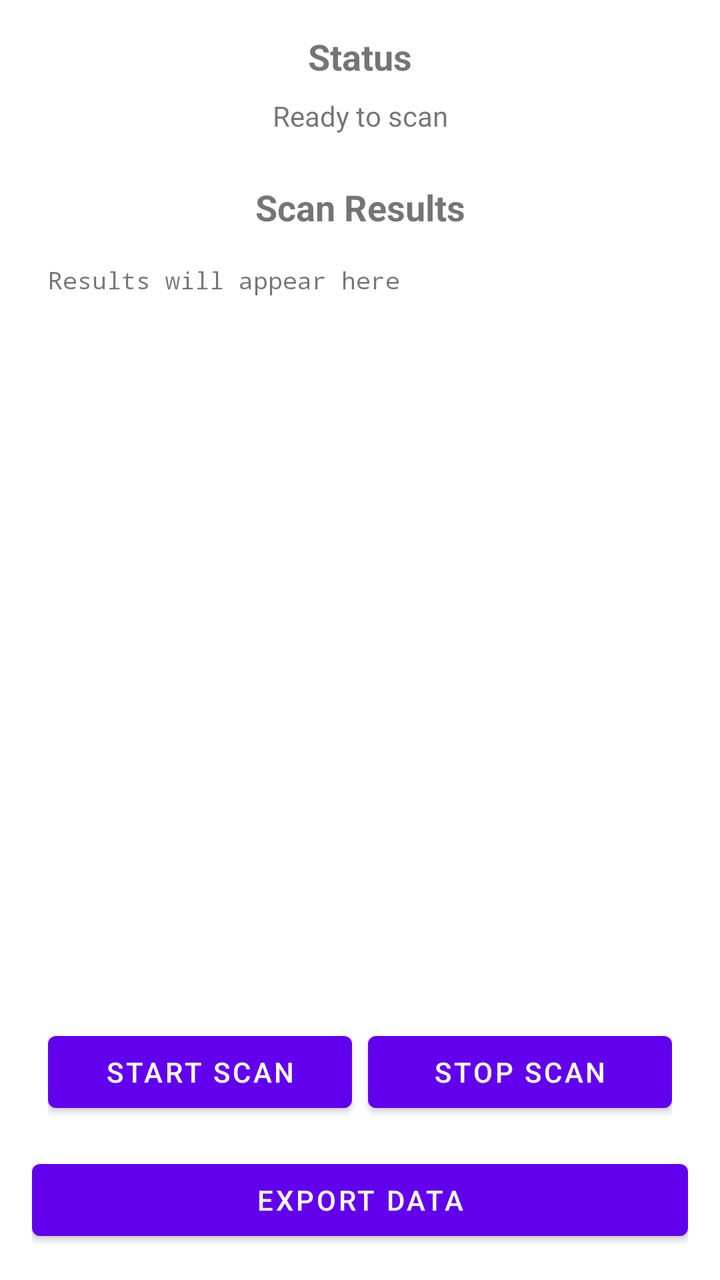
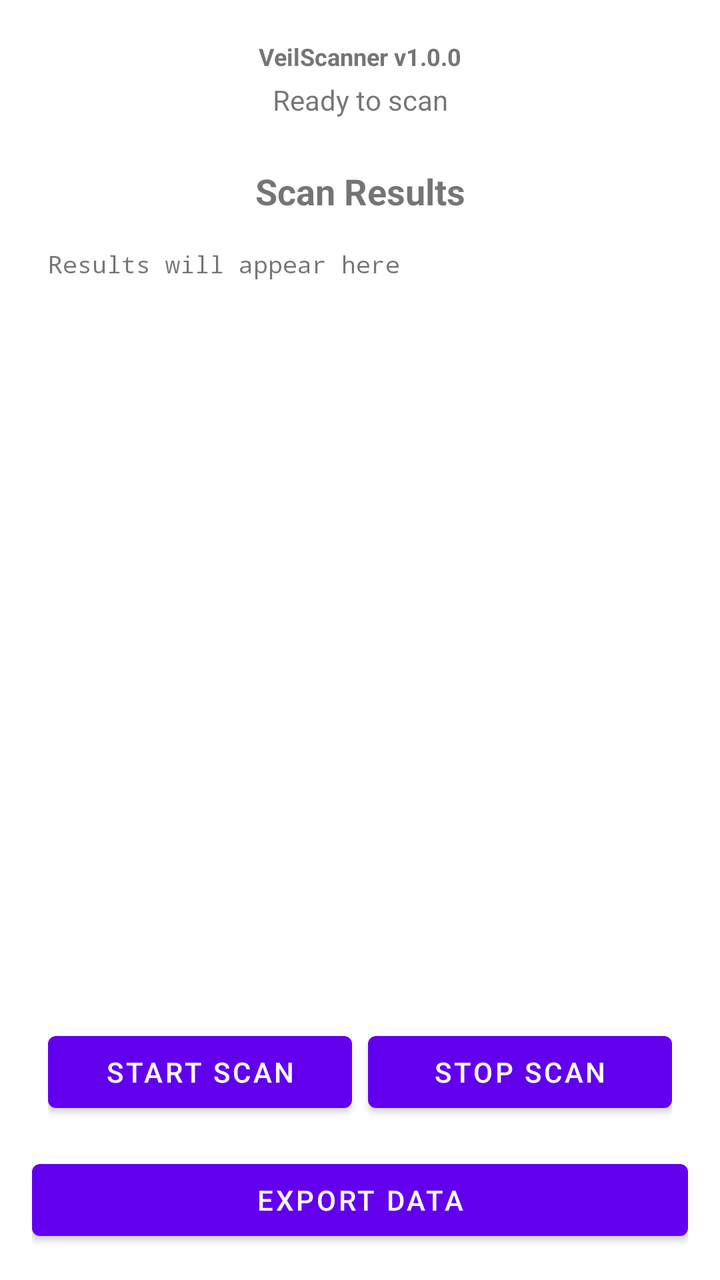

Two renders of the same Android screen: before a commit and after it. Below are the layout's source before the change and the commit's diff.
<!-- AndroidManifest.xml: activity theme Theme.VeilScanner -->
<!-- res/layout/activity_main.xml -->
<?xml version="1.0" encoding="utf-8"?>
<LinearLayout xmlns:android="http://schemas.android.com/apk/res/android"
    android:layout_width="match_parent"
    android:layout_height="match_parent"
    android:orientation="vertical"
    android:padding="16dp">

    <TextView
        android:layout_width="match_parent"
        android:layout_height="wrap_content"
        android:text="@string/status"
        android:textSize="18sp"
        android:textStyle="bold"
        android:layout_marginBottom="8dp"
        android:gravity="center" />

    <TextView
        android:id="@+id/statusTextView"
        android:layout_width="match_parent"
        android:layout_height="wrap_content"
        android:layout_marginBottom="8dp"
        android:text="Ready to scan"
        android:textSize="14sp"
        android:gravity="center" />

    <TextView
        android:layout_width="match_parent"
        android:layout_height="wrap_content"
        android:text="@string/scan_results"
        android:textSize="18sp"
        android:textStyle="bold"
        android:layout_marginTop="16dp"
        android:layout_marginBottom="8dp"
        android:gravity="center" />

    <ScrollView
        android:layout_width="match_parent"
        android:layout_height="0dp"
        android:layout_weight="1"
        android:padding="8dp">

        <TextView
            android:id="@+id/resultsTextView"
            android:layout_width="match_parent"
            android:layout_height="wrap_content"
            android:text="Results will appear here"
            android:textSize="12sp"
            android:fontFamily="monospace" />
    </ScrollView>

    <LinearLayout
        android:layout_width="match_parent"
        android:layout_height="wrap_content"
        android:orientation="horizontal"
        android:padding="8dp"
        android:layout_marginTop="8dp">

        <Button
            android:id="@+id/startScanButton"
            android:layout_width="0dp"
            android:layout_height="wrap_content"
            android:layout_weight="1"
            android:text="@string/start_scan"
            android:layout_marginEnd="4dp" />

        <Button
            android:id="@+id/stopScanButton"
            android:layout_width="0dp"
            android:layout_height="wrap_content"
            android:layout_weight="1"
            android:text="@string/stop_scan"
            android:layout_marginStart="4dp" />
    </LinearLayout>

    <Button
        android:id="@+id/exportButton"
        android:layout_width="match_parent"
        android:layout_height="wrap_content"
        android:text="@string/export_data"
        android:layout_marginTop="8dp" />

</LinearLayout>
<!-- resources referenced by this layout -->
<resources>
  <string name="export_data">Export Data</string>
  <string name="scan_results">Scan Results</string>
  <string name="start_scan">Start Scan</string>
  <string name="status">Status</string>
  <string name="stop_scan">Stop Scan</string>
  <style name="Theme.VeilScanner" parent="Theme.MaterialComponents.DayNight.DarkActionBar">
          <item name="colorPrimary">@color/purple_500</item>
          <item name="colorPrimaryDark">@color/purple_700</item>
          <item name="colorAccent">@color/teal_200</item>
      </style>
  <color name="purple_500">#6200EE</color>
  <color name="purple_700">#3700B3</color>
  <color name="teal_200">#03DAC6</color>
</resources>

<!-- the commit's change to res/layout/activity_main.xml (unified diff, before → after) -->
@@ -8,10 +8,12 @@
     <TextView
         android:layout_width="match_parent"
         android:layout_height="wrap_content"
-        android:text="@string/status"
-        android:textSize="18sp"
+        android:text="VeilScanner v1.0.0"
+        android:textSize="12sp"
         android:textStyle="bold"
-        android:layout_marginBottom="8dp"
+        android:textColor="#757575"
+        android:layout_marginBottom="4dp"
+        android:layout_marginTop="4dp"
         android:gravity="center" />
 
     <TextView
<!-- resource entries referenced after the edit -->
@@ -3,7 +3,6 @@
   <string name="export_data">Export Data</string>
   <string name="scan_results">Scan Results</string>
   <string name="start_scan">Start Scan</string>
-  <string name="status">Status</string>
   <string name="stop_scan">Stop Scan</string>
   <style name="Theme.VeilScanner" parent="Theme.MaterialComponents.DayNight.DarkActionBar">
           <item name="colorPrimary">@color/purple_500</item>
